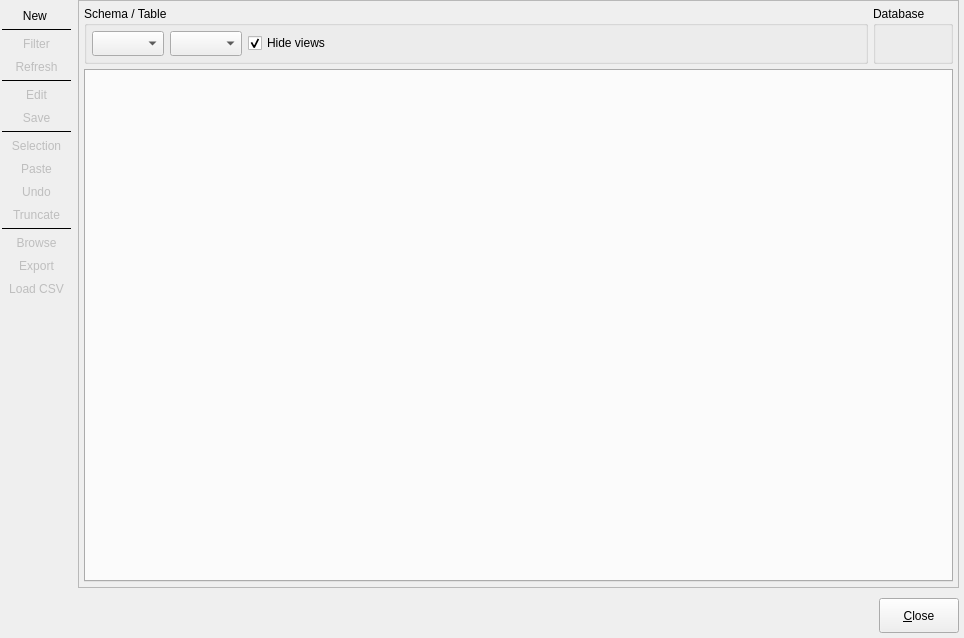
Old version of the form libs/libgui/ui/tools/datahandlingform.ui in the repository pgmodeler/pgmodeler.
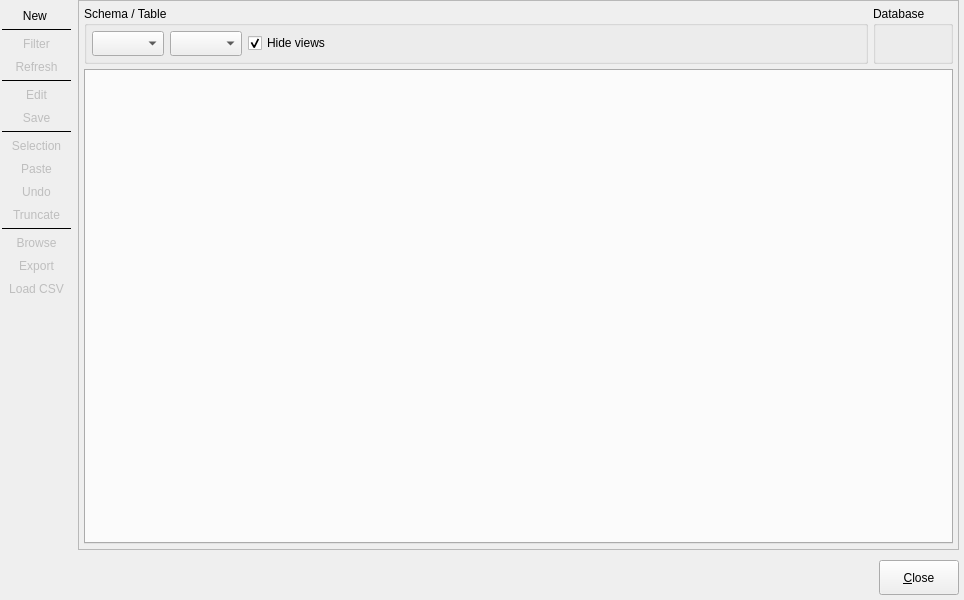
New version of the form. Icons and pictures are not drawn.

What changed in the file:
```diff
--- a/libs/libgui/ui/tools/datahandlingform.ui
+++ b/libs/libgui/ui/tools/datahandlingform.ui
@@ -7,7 +7,7 @@
     <x>0</x>
     <y>0</y>
     <width>964</width>
-    <height>638</height>
+    <height>600</height>
    </rect>
   </property>
   <property name="minimumSize">
```
